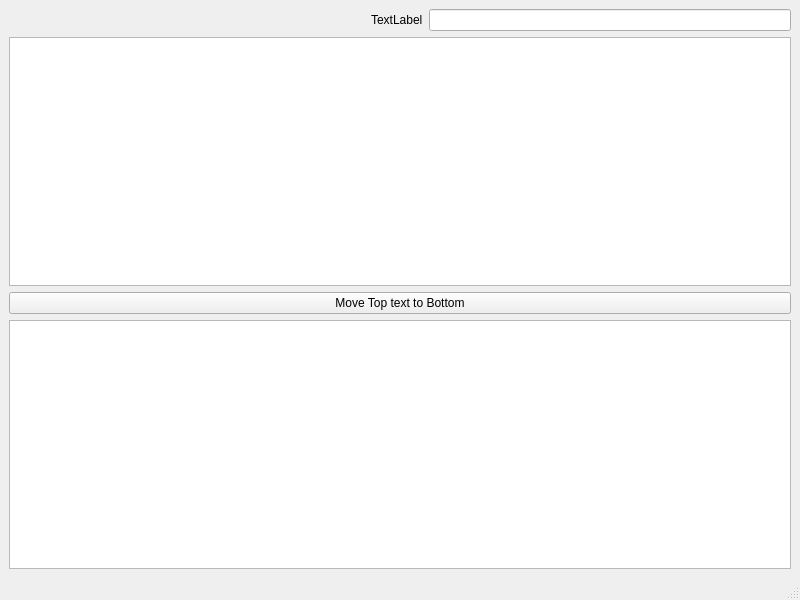
Qt form Mock/interface_example.ui (neutrons/GUI_Tools) before a commit.
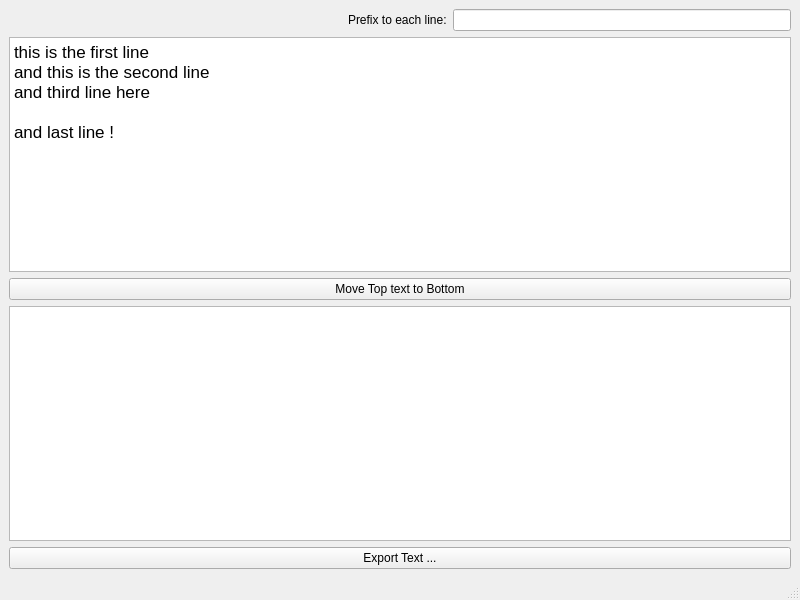
The same form after that commit.

Commit message: Implemented Move top text button

Patch:
```diff
--- a/Mock/interface_example.ui
+++ b/Mock/interface_example.ui
@@ -33,7 +33,7 @@
       <item>
        <widget class="QLabel" name="magnifierLabel">
         <property name="text">
-         <string>TextLabel</string>
+         <string>Prefix to each line:</string>
         </property>
        </widget>
       </item>
@@ -43,7 +43,19 @@
      </layout>
     </item>
     <item>
-     <widget class="QTableWidget" name="topTableWidget"/>
+     <widget class="QTextEdit" name="textEditTop">
+      <property name="html">
+       <string>&lt;!DOCTYPE HTML PUBLIC &quot;-//W3C//DTD HTML 4.0//EN&quot; &quot;http://www.w3.org/TR/REC-html40/strict.dtd&quot;&gt;
+&lt;html&gt;&lt;head&gt;&lt;meta name=&quot;qrichtext&quot; content=&quot;1&quot; /&gt;&lt;style type=&quot;text/css&quot;&gt;
+p, li { white-space: pre-wrap; }
+&lt;/style&gt;&lt;/head&gt;&lt;body style=&quot; font-family:'Lucida Grande'; font-size:13pt; font-weight:400; font-style:normal;&quot;&gt;
+&lt;p style=&quot; margin-top:0px; margin-bottom:0px; margin-left:0px; margin-right:0px; -qt-block-indent:0; text-indent:0px;&quot;&gt;this is the first line&lt;/p&gt;
+&lt;p style=&quot; margin-top:0px; margin-bottom:0px; margin-left:0px; margin-right:0px; -qt-block-indent:0; text-indent:0px;&quot;&gt;and this is the second line&lt;/p&gt;
+&lt;p style=&quot; margin-top:0px; margin-bottom:0px; margin-left:0px; margin-right:0px; -qt-block-indent:0; text-indent:0px;&quot;&gt;and third line here&lt;/p&gt;
+&lt;p style=&quot;-qt-paragraph-type:empty; margin-top:0px; margin-bottom:0px; margin-left:0px; margin-right:0px; -qt-block-indent:0; text-indent:0px;&quot;&gt;&lt;br /&gt;&lt;/p&gt;
+&lt;p style=&quot; margin-top:0px; margin-bottom:0px; margin-left:0px; margin-right:0px; -qt-block-indent:0; text-indent:0px;&quot;&gt;and last line !&lt;/p&gt;&lt;/body&gt;&lt;/html&gt;</string>
+      </property>
+     </widget>
     </item>
     <item>
      <widget class="QPushButton" name="pushButton">
@@ -53,7 +65,14 @@
      </widget>
     </item>
     <item>
-     <widget class="QTableWidget" name="bottomTableWidget"/>
+     <widget class="QTextEdit" name="textEditBottom"/>
+    </item>
+    <item>
+     <widget class="QPushButton" name="exportTextButton">
+      <property name="text">
+       <string>Export Text ...</string>
+      </property>
+     </widget>
     </item>
    </layout>
   </widget>
```
Left out of the diff: 36 changed lines with no effect on the pictures. The commit also changes 3 other files.
